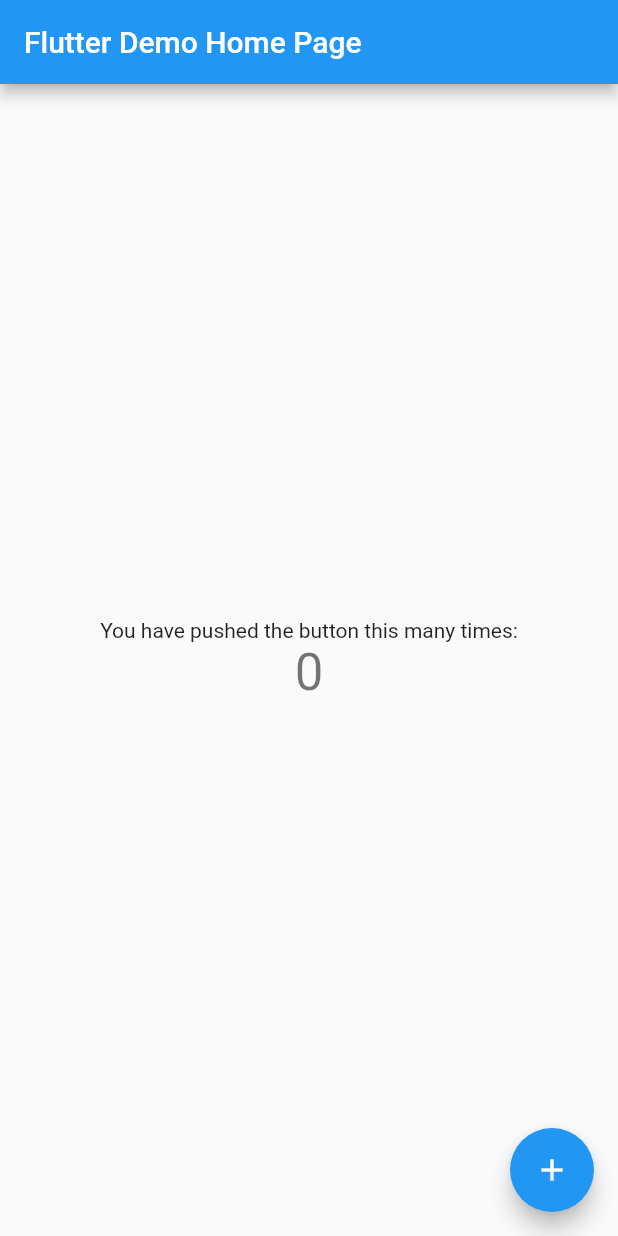
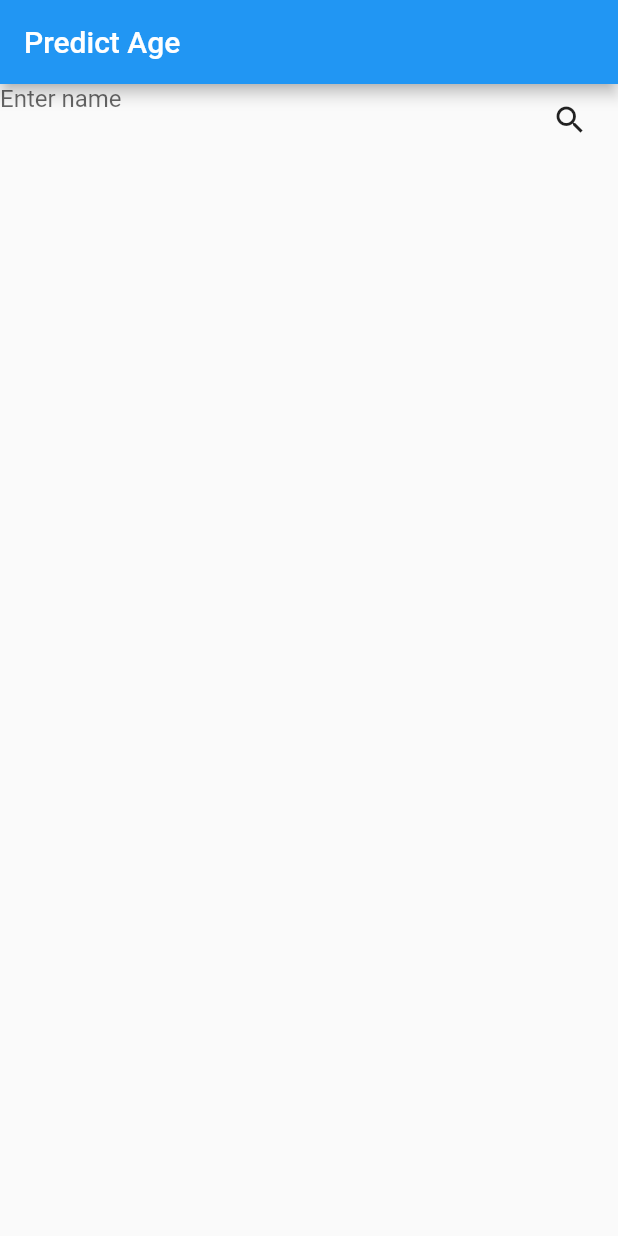
Before and after one commit to oluwafemi-bamisaye/flutter-demo, a Flutter app: the screen it shows after launch, on a phone screen of 412 x 824 dp. Run offline on Flutter 3.47's test engine with Material 2 defaults, Android fonts, the phone set to English and light mode, and no system bars.

Commit message:
Add user age UI widget

```diff
--- a/lib/model/agify.dart
+++ b/lib/model/agify.dart
@@ -1,7 +1,7 @@
 
 class User {
   late final String name;
-  late final String age;
+  late final int age;
   late final int count;
 
   User({required this.name, required this.age, required this.count});
@@ -11,5 +11,4 @@
       age: json["age"],
       count: json["count"]
   );
-
 }
--- a/lib/network/data_source.dart
+++ b/lib/network/data_source.dart
@@ -1,5 +1,6 @@
 import 'dart:convert';
 
+import 'package:flutter/foundation.dart';
 import 'package:http/http.dart';
 import 'package:pokemon/model/agify.dart';
 import 'package:pokemon/network/rest_client.dart';
@@ -10,7 +11,11 @@
   Future<User> userAge(String userName) async {
     final response = await client.getUserAge(userName: userName);
     if (response.statusCode == 200) {
-      return User.fromJson(jsonDecode(response.body));
+      final user = User.fromJson(jsonDecode(response.body));
+      if (kDebugMode) {
+        print("userName == $userName : ${user.age}");
+      }
+      return user;
     } else {
       throw Exception('Unable to get user age');
     }
--- a/lib/ui/main.dart
+++ b/lib/ui/main.dart
@@ -1,4 +1,6 @@
 import 'package:flutter/material.dart';
+import 'package:pokemon/model/agify.dart';
+import 'package:pokemon/network/data_source.dart';
 
 void main() {
   runApp(const MyApp());
@@ -11,7 +13,7 @@
   @override
   Widget build(BuildContext context) {
     return MaterialApp(
-      title: 'Flutter Demo',
+      title: 'Agify',
       theme: ThemeData(
         // This is the theme of your application.
         //
@@ -24,92 +26,97 @@
         // is not restarted.
         primarySwatch: Colors.blue,
       ),
-      home: const MyHomePage(title: 'Flutter Demo Home Page'),
+      home: const AgifyScreen(),
     );
   }
 }
 
-class MyHomePage extends StatefulWidget {
-  const MyHomePage({Key? key, required this.title}) : super(key: key);
-
-  // This widget is the home page of your application. It is stateful, meaning
-  // that it has a State object (defined below) that contains fields that affect
-  // how it looks.
-
-  // This class is the configuration for the state. It holds the values (in this
-  // case the title) provided by the parent (in this case the App widget) and
-  // used by the build method of the State. Fields in a Widget subclass are
-  // always marked "final".
-
-  final String title;
+class AgifyScreen extends StatefulWidget {
+  const AgifyScreen({Key? key}) : super(key: key);
 
   @override
-  State<MyHomePage> createState() => _MyHomePageState();
+  State<AgifyScreen> createState() => _AgifyScreenState();
 }
 
-class _MyHomePageState extends State<MyHomePage> {
-  int _counter = 0;
-
-  void _incrementCounter() {
-    setState(() {
-      // This call to setState tells the Flutter framework that something has
-      // changed in this State, which causes it to rerun the build method below
-      // so that the display can reflect the updated values. If we changed
-      // _counter without calling setState(), then the build method would not be
-      // called again, and so nothing would appear to happen.
-      _counter++;
-    });
-  }
+class _AgifyScreenState extends State<AgifyScreen> {
+  final _controller = TextEditingController();
+  final _focusNode = FocusNode();
+  final RemoteDataSource _dataSource = RemoteDataSource();
+  var shouldLoadAge = false;
+  User _user = User(name: "", age: 0, count: 0);
+  late String errorMsg = "";
 
   @override
   Widget build(BuildContext context) {
-    // This method is rerun every time setState is called, for instance as done
-    // by the _incrementCounter method above.
-    //
-    // The Flutter framework has been optimized to make rerunning build methods
-    // fast, so that you can just rebuild anything that needs updating rather
-    // than having to individually change instances of widgets.
     return Scaffold(
       appBar: AppBar(
-        // Here we take the value from the MyHomePage object that was created by
-        // the App.build method, and use it to set our appbar title.
-        title: Text(widget.title),
+        title: const Text("Predict Age"),
       ),
-      body: Center(
-        // Center is a layout widget. It takes a single child and positions it
-        // in the middle of the parent.
-        child: Column(
-          // Column is also a layout widget. It takes a list of children and
-          // arranges them vertically. By default, it sizes itself to fit its
-          // children horizontally, and tries to be as tall as its parent.
-          //
-          // Invoke "debug painting" (press "p" in the console, choose the
-          // "Toggle Debug Paint" action from the Flutter Inspector in Android
-          // Studio, or the "Toggle Debug Paint" command in Visual Studio Code)
-          // to see the wireframe for each widget.
-          //
-          // Column has various properties to control how it sizes itself and
-          // how it positions its children. Here we use mainAxisAlignment to
-          // center the children vertically; the main axis here is the vertical
-          // axis because Columns are vertical (the cross axis would be
-          // horizontal).
-          mainAxisAlignment: MainAxisAlignment.center,
-          children: <Widget>[
-            const Text(
-              'You have pushed the button this many times:',
-            ),
-            Text(
-              '$_counter',
-              style: Theme.of(context).textTheme.headline4,
-            ),
-          ],
-        ),
+      body: Column(
+        children: [
+          Row(
+            crossAxisAlignment: CrossAxisAlignment.start,
+            children: [
+              Flexible(
+                child: TextField(
+                  controller: _controller,
+                  decoration:
+                      const InputDecoration.collapsed(hintText: 'Enter name'),
+                  focusNode: _focusNode,
+                ),
+              ),
+              Container(
+                margin: const EdgeInsets.symmetric(horizontal: 8.0),
+                child: IconButton(
+                  icon: const Icon(Icons.search),
+                  onPressed: () => fetchAge(_controller.text),
+                ),
+              )
+            ],
+          ),
+          Card(
+            child: userCard(_user),
+          )
+        ],
       ),
-      floatingActionButton: FloatingActionButton(
-        onPressed: _incrementCounter,
-        tooltip: 'Increment',
-        child: const Icon(Icons.add),
-      ), // This trailing comma makes auto-formatting nicer for build methods.
     );
   }
+
+  void fetchAge(String name) {
+
+    shouldLoadAge = true;
+    FutureBuilder<User>(
+        future: _dataSource.userAge(name),
+        builder: (context, snapshot) {
+          if (snapshot.hasData) {
+            setState(() {
+              _user = snapshot.data!;
+              errorMsg = "";
+            });
+          } else {
+            setState(() {
+              errorMsg = snapshot.error.toString();
+            });
+          }
+          shouldLoadAge = false;
+          throw Exception("Unable to load age");
+        });
+  }
+
+  Widget userCard(User user) {
+    if (shouldLoadAge) {
+      return const CircularProgressIndicator();
+    } else if (user.name.isNotEmpty){
+      return Column(
+        children: [
+          Text("Name: ${user.name}"),
+          Text("Age: ${user.age}"),
+          Text("Count: ${user.count}"),
+        ],
+      );
+    } else {
+      return Text(errorMsg);
+    }
+
+  }
 }
```
